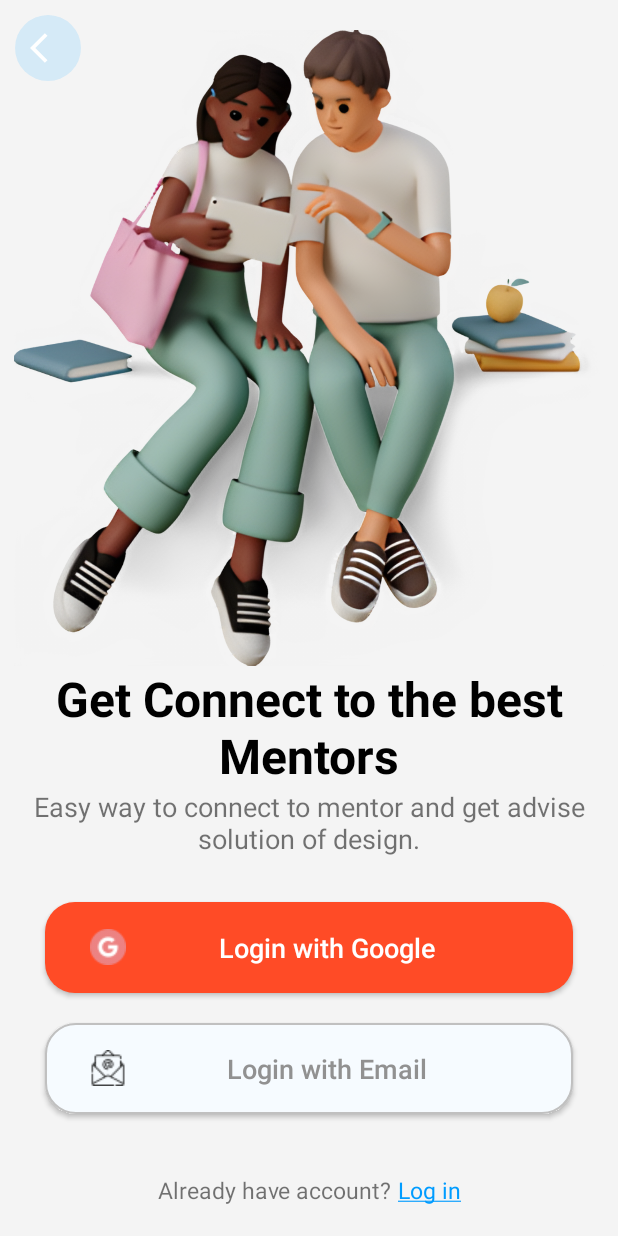
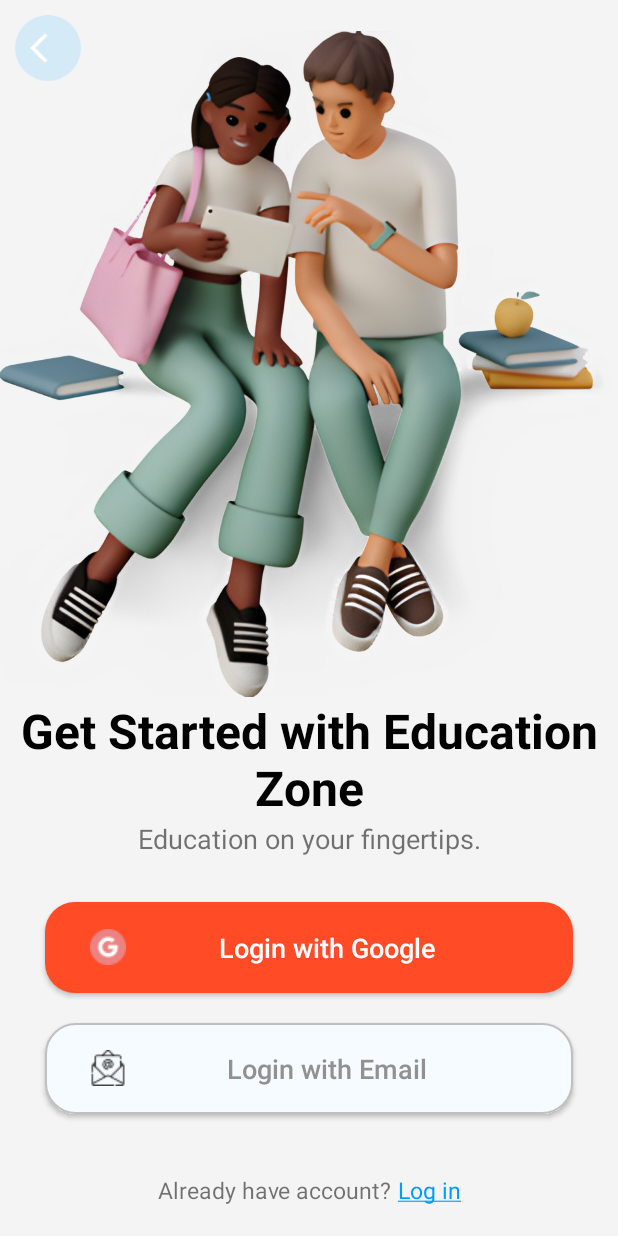
Before and after one commit to tusharsaxena01/Eduzo, an Android app: the WelcomeActivity screen opened directly, with no data from a screen before it, on a phone screen of 412 x 824 dp. Run offline under Robolectric (Android 15) with nearby library versions, the phone set to English and light mode, and no system bars; our stand-ins replace data binding.

Commit message:
welcome screen design updated

```diff
--- a/app/src/main/res/layout/activity_welcome.xml
+++ b/app/src/main/res/layout/activity_welcome.xml
@@ -94,7 +94,7 @@
             android:layout_width="wrap_content"
             android:layout_height="wrap_content"
             android:gravity="center"
-            android:text="Get Connect to the best Mentors"
+            android:text="Get Started with Education Zone"
             android:textColor="@color/black"
             android:textSize="32sp"
             android:textStyle="bold"
@@ -109,7 +109,7 @@
             android:layout_width="wrap_content"
             android:layout_height="wrap_content"
             android:id="@+id/tvSlogan"
-            android:text="Easy way to connect to mentor and get advise solution of design."
+            android:text="Education on your fingertips."
             android:textSize="18sp"
             android:textAlignment="center"
             app:layout_constraintTop_toBottomOf="@id/tvHeading"
```
